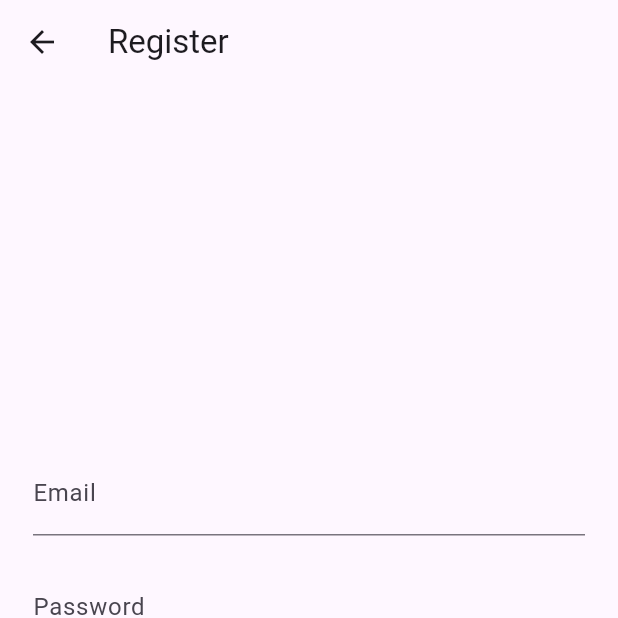
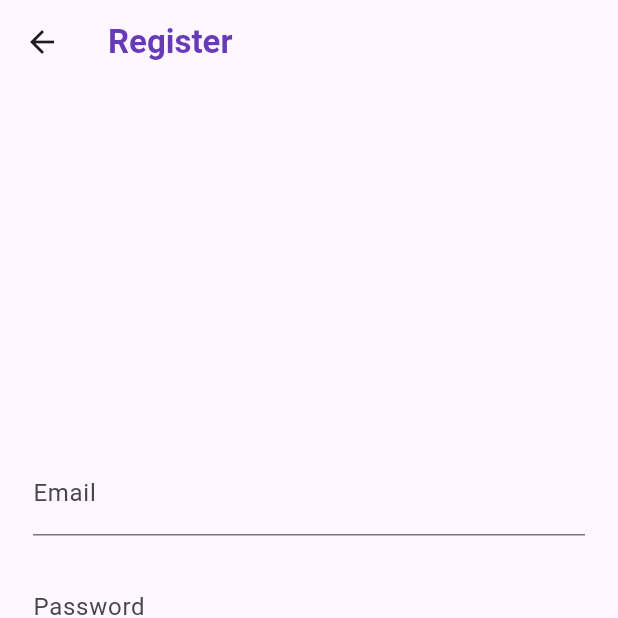
Before and after one commit to jiarongs77/flutter-TO-DO, a Flutter app: the RegisterPage screen opened directly, on a phone screen of 412 x 824 dp, the top half of it. Run offline on Flutter 3.47's test engine with Material 3 defaults, Android fonts, the phone set to English and light mode, and no system bars; our stand-ins replace shared_preferences, sqflite, sqflite_common_ffi; accounts and stored records are empty.

Commit message:
adjust and improve User experience, including font colors, popup etc

```diff
--- a/lib/register_page.dart
+++ b/lib/register_page.dart
@@ -84,7 +84,10 @@ class RegisterPage extends StatelessWidget {
   Widget build(BuildContext context) {
     return Scaffold(
       appBar: AppBar(
-        title: Text('Register'),
+        title: Text(
+          'Register',
+          style: TextStyle(color: Colors.deepPurple, fontWeight: FontWeight.bold),
+        ),
       ),
       body: Center(
         child: SingleChildScrollView(
```
Also changed, not shown: lib/login_page.dart (+11 -3 lines), lib/todo_screen.dart (+6 -3 lines).
